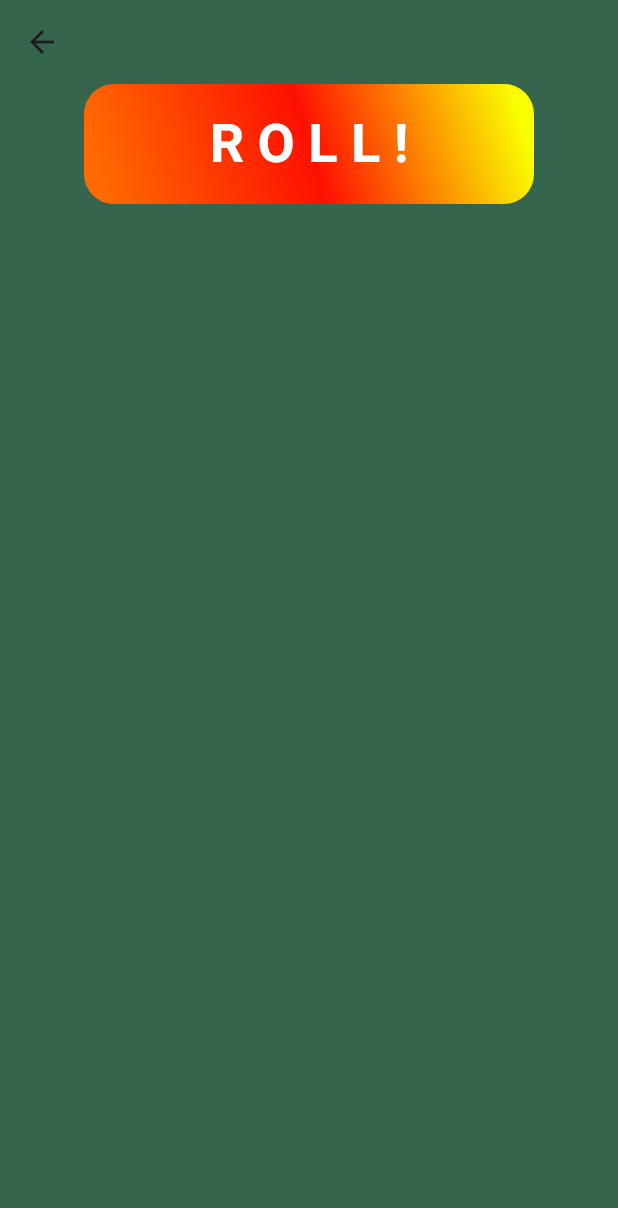
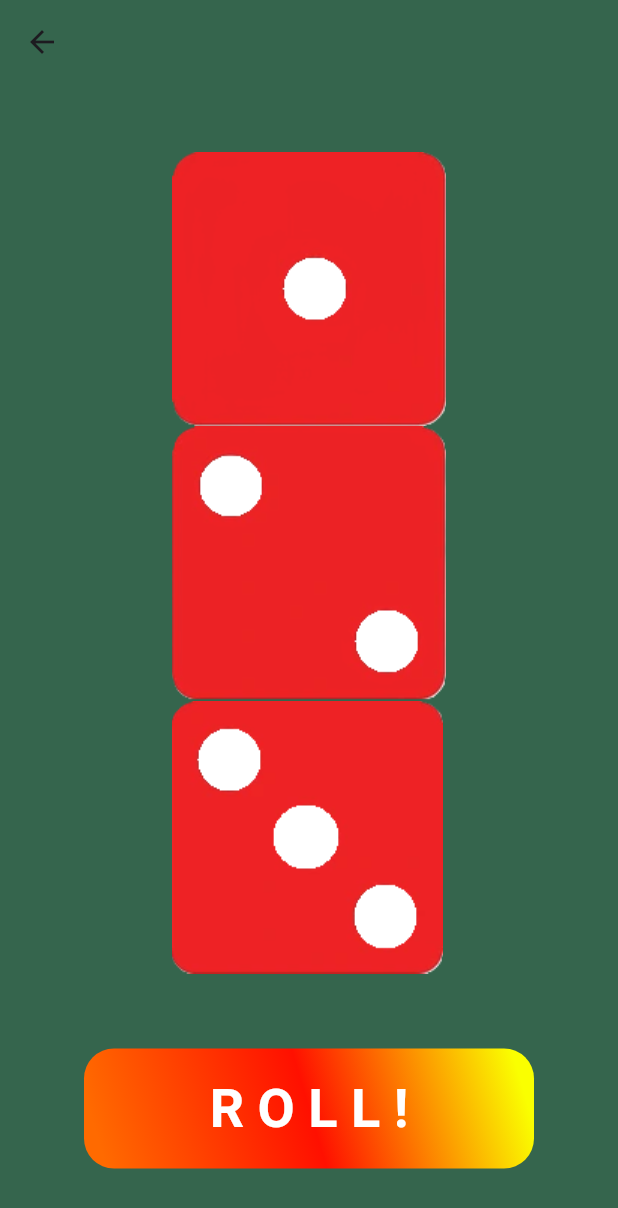
Before and after one commit to axl0d/roller_dice, a Flutter app: the GameRoomPage screen opened by its route, on a phone screen of 412 x 824 dp. Shown: the top 1208 px of the screen. Run offline on Flutter 3.47's test engine with Material 3 defaults, Android fonts, the phone set to English and light mode, and no system bars; our stand-ins replace google_fonts.

```diff
--- a/lib/game_room_page.dart
+++ b/lib/game_room_page.dart
@@ -12,7 +12,17 @@ class GameRoomPage extends StatelessWidget {
       appBar: AppBar(elevation: 0),
       body: Center(
         child: Column(
+          mainAxisAlignment: MainAxisAlignment.center,
           children: [
+            Wrap(
+              spacing: 50,
+              children: [
+                Image.asset('assets/dice1.png'),
+                Image.asset('assets/dice2.png'),
+                Image.asset('assets/dice3.png'),
+              ],
+            ),
+            const SizedBox(height: 50),
             AnimatedButton(onTap: () {}, title: 'R O L L !'),
           ],
         ),
```
